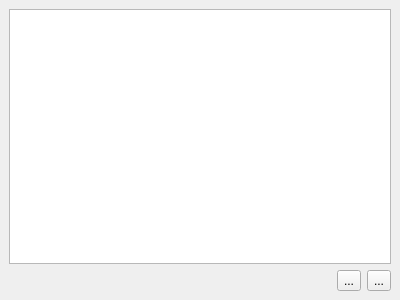
Old version of the form shapes/text/StylesWidget.ui in the repository KDE/calligra.
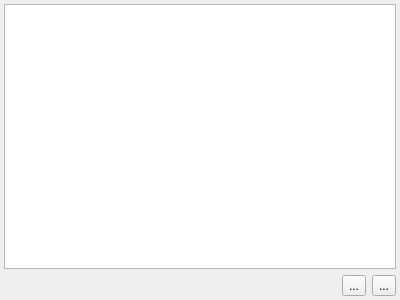
New version of the form.

Commit message: Add functionality to the alignment buttons, the indent buttons and make the character styles panel react to position changes as well.

```diff
--- a/shapes/text/StylesWidget.ui
+++ b/shapes/text/StylesWidget.ui
@@ -14,7 +14,7 @@
   </property>
   <layout class="QVBoxLayout" >
    <property name="margin" >
-    <number>9</number>
+    <number>4</number>
    </property>
    <property name="spacing" >
     <number>6</number>
```
The commit also changes 6 other files.
